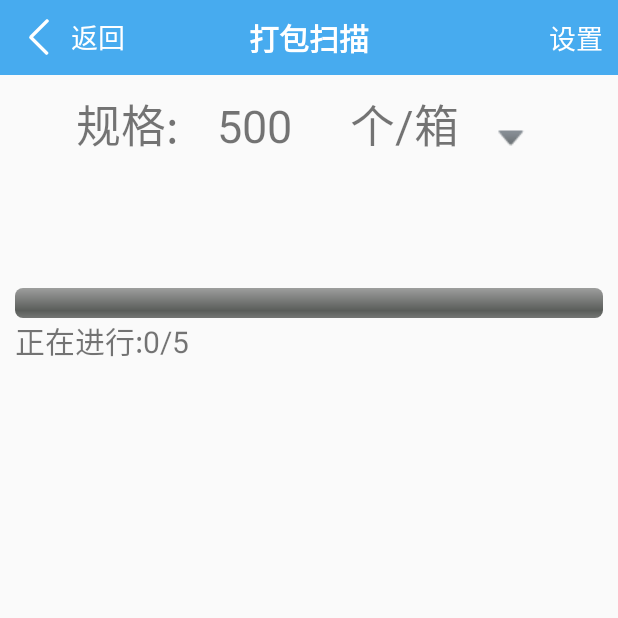
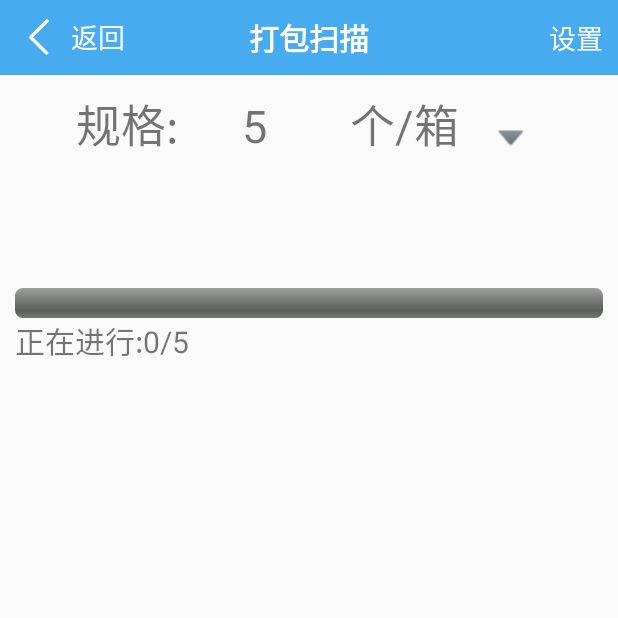
Before and after one commit to Frankenjoy123/NewYunsooPDA, an Android app: the ScanActivity screen opened directly, with no data from a screen before it, on a phone screen of 412 x 824 dp, the top half of it. Run offline under Robolectric (Android 15) with nearby library versions, the phone set to English and light mode, and no system bars.

Commit message:
standard with 5 start

```diff
--- a/app/src/main/java/com/itxiaowu/activity/ScanActivity.java
+++ b/app/src/main/java/com/itxiaowu/activity/ScanActivity.java
@@ -6,6 +6,7 @@ import android.content.SharedPreferences;
 import android.media.AudioManager;
 import android.media.SoundPool;
 import android.os.Bundle;
+import android.preference.Preference;
 import android.text.Editable;
 import android.text.TextWatcher;
 import android.util.Log;
@@ -83,6 +84,8 @@ public class ScanActivity extends Activity {
 
 	@Override
 	protected void onCreate(Bundle savedInstanceState) {
+
+
 		Log.d("ZXW", "MainActivity onCreate");
 		super.onCreate(savedInstanceState);
 		setContentView(R.layout.activity_main);
--- a/app/src/main/res/layout/activity_main.xml
+++ b/app/src/main/res/layout/activity_main.xml
@@ -33,7 +33,7 @@
             android:layout_height="wrap_content"
             android:layout_marginTop="10dp"
             android:gravity="center_horizontal"
-            android:text="500"
+            android:text="5"
             android:textSize="30sp" />
         <TextView
 
```
